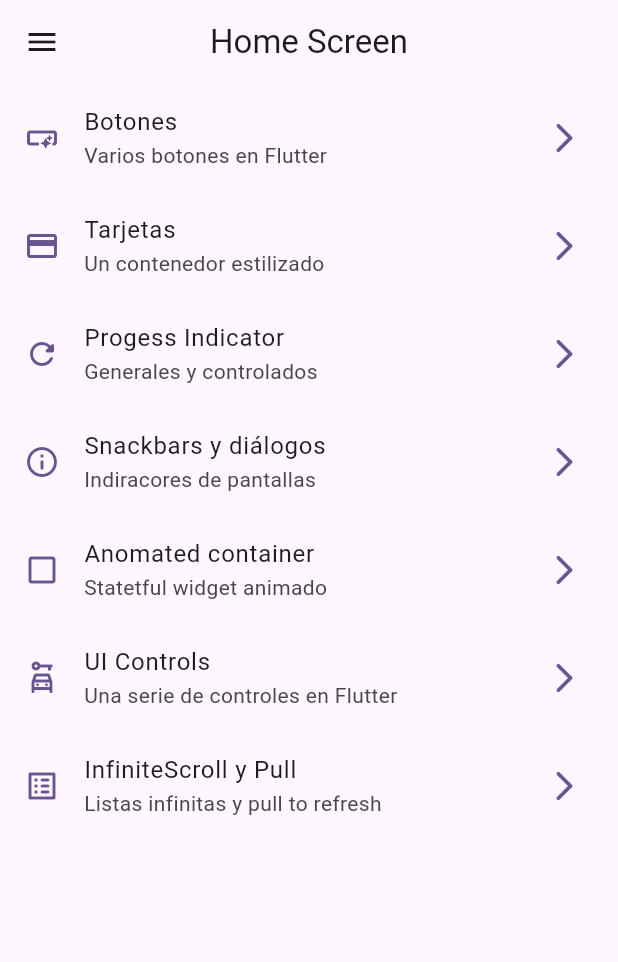
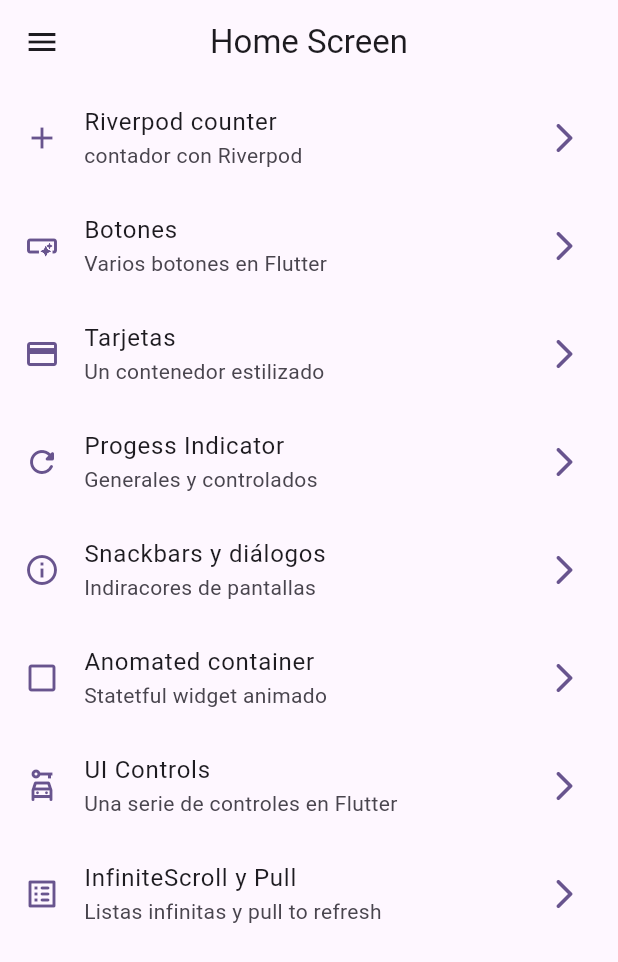
Before and after one commit to FerProx90/flutter-widget_app, a Flutter app: the screen it shows after launch, on a phone screen of 412 x 824 dp. Shown: the top 962 px of the screen. Run offline on Flutter 3.47's test engine with Material 3 defaults, Android fonts, the phone set to English and light mode, and no system bars; our stand-ins replace animate_do, flutter_riverpod, go_router.

```diff
--- a/lib/config/menu/menu_items.dart
+++ b/lib/config/menu/menu_items.dart
@@ -12,10 +12,15 @@ class MenuItem {
     required this.link,
     required this.icon,
   });
-
 }
 
 const appMenuItems = <MenuItem>[
+  MenuItem(
+    title: 'Riverpod counter',
+    subTitle: 'contador con Riverpod',
+    link: '/counter',
+    icon: Icons.add,
+  ),
   MenuItem(
     title: 'Botones',
     subTitle: 'Varios botones en Flutter',
--- a/lib/config/router/app_router.dart
+++ b/lib/config/router/app_router.dart
@@ -4,6 +4,11 @@ import 'package:widget_app/presentation/screens/screens.dart';
 final appRouter = GoRouter(
   initialLocation: '/',
   routes: [
+    GoRoute(
+      path: '/counter',
+      name: CounterScreen.name,
+      builder: (context, state) => const CounterScreen(),
+    ),
     GoRoute(
       path: '/',
       name: HomeScreen.name,
--- /dev/null
+++ b/lib/presentation/providers/counter_provider.dart
@@ -0,0 +1,3 @@
+import 'package:flutter_riverpod/flutter_riverpod.dart';
+
+final counterProvider = StateProvider<int>((ref) => 5);
--- /dev/null
+++ b/lib/presentation/providers/theme.provider.dart
@@ -0,0 +1,3 @@
+import 'package:flutter_riverpod/flutter_riverpod.dart';
+
+final isDarkModeProvider = StateProvider<bool>((ref) => false);
--- a/lib/presentation/screens/screens.dart
+++ b/lib/presentation/screens/screens.dart
@@ -2,6 +2,7 @@ export 'package:widget_app/presentation/screens/animated/animated_screen.dart';
 export 'package:widget_app/presentation/screens/app_tutorial/app_tutorial_screen.dart';
 export 'package:widget_app/presentation/screens/buttons/buttons_screen.dart';
 export 'package:widget_app/presentation/screens/cards/card_screen.dart';
+export 'package:widget_app/presentation/screens/counter_screen/counter_screen.dart';
 export 'package:widget_app/presentation/screens/home/home_screen.dart';
 export 'package:widget_app/presentation/screens/infinite_scroll/infinite_scroll_screen.dart';
 export 'package:widget_app/presentation/screens/progress/progress_screen.dart';
```
Also changed, not shown: lib/presentation/screens/counter_screen/counter_screen.dart (added, +53 -0 lines). Lines whose indentation alone changed are shown as unchanged.
